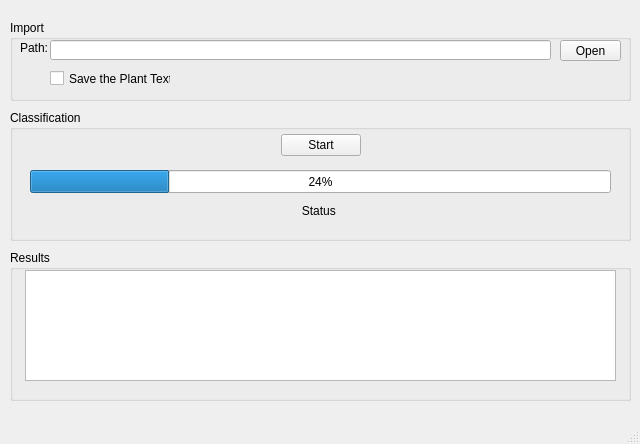
First picture: the form in GUI/GUI.ui, repository MahdiRahbar/TC-Program, before the edit.
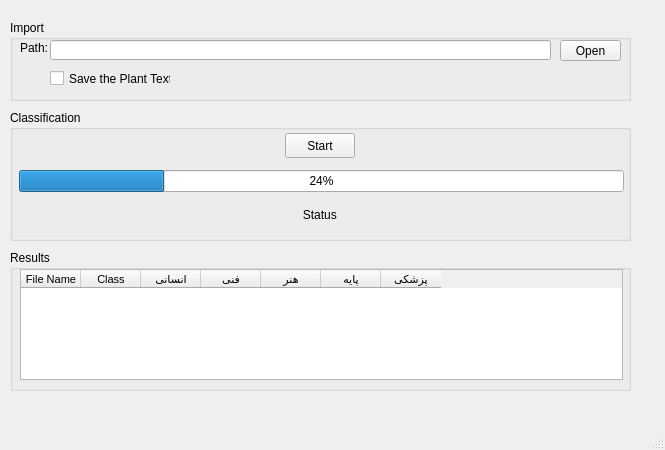
Second picture: the form after the edit.

Commit message: added table to GUI design

Patch:
```diff
--- a/GUI/GUI.ui
+++ b/GUI/GUI.ui
@@ -6,8 +6,8 @@
    <rect>
     <x>0</x>
     <y>0</y>
-    <width>640</width>
-    <height>444</height>
+    <width>665</width>
+    <height>450</height>
    </rect>
   </property>
   <property name="minimumSize">
@@ -97,48 +97,54 @@
     <widget class="QWidget" name="horizontalLayoutWidget_2">
      <property name="geometry">
       <rect>
-       <x>10</x>
+       <x>9</x>
+       <y>60</y>
+       <width>605</width>
+       <height>61</height>
+      </rect>
+     </property>
+     <layout class="QVBoxLayout" name="verticalLayout">
+      <item>
+       <layout class="QVBoxLayout" name="verticalLayout_5">
+        <item>
+         <widget class="QProgressBar" name="Classification_Progress_Bar">
+          <property name="value">
+           <number>24</number>
+          </property>
+         </widget>
+        </item>
+       </layout>
+      </item>
+      <item>
+       <layout class="QVBoxLayout" name="verticalLayout_2">
+        <item>
+         <widget class="QLabel" name="Process_Status_Label">
+          <property name="text">
+           <string>Status </string>
+          </property>
+          <property name="alignment">
+           <set>Qt::AlignCenter</set>
+          </property>
+         </widget>
+        </item>
+       </layout>
+      </item>
+     </layout>
+    </widget>
+    <widget class="QWidget" name="horizontalLayoutWidget">
+     <property name="geometry">
+      <rect>
+       <x>9</x>
        <y>20</y>
        <width>601</width>
        <height>31</height>
       </rect>
      </property>
-     <layout class="QHBoxLayout" name="horizontalLayout_2">
+     <layout class="QHBoxLayout" name="horizontalLayout">
       <item>
-       <layout class="QHBoxLayout" name="horizontalLayout_3">
+       <layout class="QHBoxLayout" name="horizontalLayout_2">
         <item>
-         <layout class="QHBoxLayout" name="horizontalLayout_5">
-          <item>
-           <spacer name="horizontalSpacer">
-            <property name="orientation">
-             <enum>Qt::Horizontal</enum>
-            </property>
-            <property name="sizeHint" stdset="0">
-             <size>
-              <width>40</width>
-              <height>20</height>
-             </size>
-            </property>
-           </spacer>
-          </item>
-         </layout>
-        </item>
-       </layout>
-      </item>
-      <item>
-       <widget class="QPushButton" name="Classification_Start_Button">
-        <property name="text">
-         <string>Start</string>
-        </property>
-       </widget>
-      </item>
-      <item>
-       <layout class="QHBoxLayout" name="horizontalLayout_7"/>
-      </item>
-      <item>
-       <layout class="QHBoxLayout" name="horizontalLayout_4">
-        <item>
-         <spacer name="horizontalSpacer_2">
+         <spacer name="horizontalSpacer">
           <property name="orientation">
            <enum>Qt::Horizontal</enum>
           </property>
@@ -152,37 +158,37 @@
         </item>
        </layout>
       </item>
+      <item>
+       <widget class="QPushButton" name="Classification_Start_Button">
+        <property name="maximumSize">
+         <size>
+          <width>70</width>
+          <height>25</height>
+         </size>
+        </property>
+        <property name="text">
+         <string>Start</string>
+        </property>
+       </widget>
+      </item>
+      <item>
+       <layout class="QHBoxLayout" name="horizontalLayout_3"/>
+      </item>
+      <item>
+       <spacer name="horizontalSpacer_2">
+        <property name="orientation">
+         <enum>Qt::Horizontal</enum>
+        </property>
+        <property name="sizeHint" stdset="0">
+         <size>
+          <width>40</width>
+          <height>20</height>
+         </size>
+        </property>
+       </spacer>
+      </item>
      </layout>
     </widget>
-    <widget class="QProgressBar" name="Classification_Progress_Bar">
-     <property name="geometry">
-      <rect>
-       <x>20</x>
-       <y>60</y>
-       <width>581</width>
-       <height>23</height>
-      </rect>
-     </property>
-     <property name="value">
-      <number>24</number>
-     </property>
-    </widget>
-    <widget class="QLabel" name="Process_Status_Label">
-     <property name="geometry">
-      <rect>
-       <x>220</x>
-       <y>90</y>
-       <width>181</width>
-       <height>21</height>
-      </rect>
-     </property>
-     <property name="text">
-      <string>Status </string>
-     </property>
-     <property name="alignment">
-      <set>Qt::AlignCenter</set>
-     </property>
-    </widget>
    </widget>
    <widget class="QGroupBox" name="groupBox_3">
     <property name="geometry">
@@ -190,21 +196,107 @@
       <x>10</x>
       <y>250</y>
       <width>621</width>
-      <height>151</height>
+      <height>141</height>
      </rect>
     </property>
     <property name="title">
      <string>Results</string>
     </property>
-    <widget class="QTextBrowser" name="Output_Text">
+    <widget class="QWidget" name="verticalLayoutWidget_5">
      <property name="geometry">
       <rect>
-       <x>15</x>
-       <y>20</y>
-       <width>591</width>
+       <x>10</x>
+       <y>19</y>
+       <width>603</width>
        <height>111</height>
       </rect>
      </property>
+     <layout class="QVBoxLayout" name="verticalLayout_6">
+      <item>
+       <widget class="QTableWidget" name="Result_Table">
+        <property name="minimumSize">
+         <size>
+          <width>601</width>
+          <height>100</height>
+         </size>
+        </property>
+        <property name="font">
+         <font>
+          <pointsize>8</pointsize>
+         </font>
+        </property>
+        <property name="alternatingRowColors">
+         <bool>false</bool>
+        </property>
+        <property name="showGrid">
+         <bool>true</bool>
+        </property>
+        <property name="columnCount">
+         <number>7</number>
+        </property>
+        <attribute name="horizontalHeaderCascadingSectionResizes">
+         <bool>false</bool>
+        </attribute>
+        <attribute name="horizontalHeaderDefaultSectionSize">
+         <number>60</number>
+        </attribute>
+        <attribute name="horizontalHeaderMinimumSectionSize">
+         <number>20</number>
+        </attribute>
+        <attribute name="horizontalHeaderStretchLastSection">
+         <bool>false</bool>
+        </attribute>
+        <attribute name="verticalHeaderCascadingSectionResizes">
+         <bool>false</bool>
+        </attribute>
+        <attribute name="verticalHeaderDefaultSectionSize">
+         <number>30</number>
+        </attribute>
+        <column>
+         <property name="text">
+          <string>File Name</string>
+         </property>
+        </column>
+        <column>
+         <property name="text">
+          <string>Class</string>
+         </property>
+         <property name="background">
+          <color>
+           <red>255</red>
+           <green>255</green>
+           <blue>127</blue>
+          </color>
+         </property>
+        </column>
+        <column>
+         <property name="text">
+          <string>انسانی</string>
+         </property>
+        </column>
+        <column>
+         <property name="text">
+          <string>فنی</string>
+         </property>
+        </column>
+        <column>
+         <property name="text">
+          <string>هنر</string>
+         </property>
+        </column>
+        <column>
+         <property name="text">
+          <string>پایه</string>
+         </property>
+        </column>
+        <column>
+         <property name="text">
+          <string>پزشکی</string>
+         </property>
+        </column>
+       </widget>
+      </item>
+     </layout>
     </widget>
    </widget>
   </widget>
```
Left out of the diff: 4 changed lines with no effect on the pictures. The commit also changes 1 other file.
